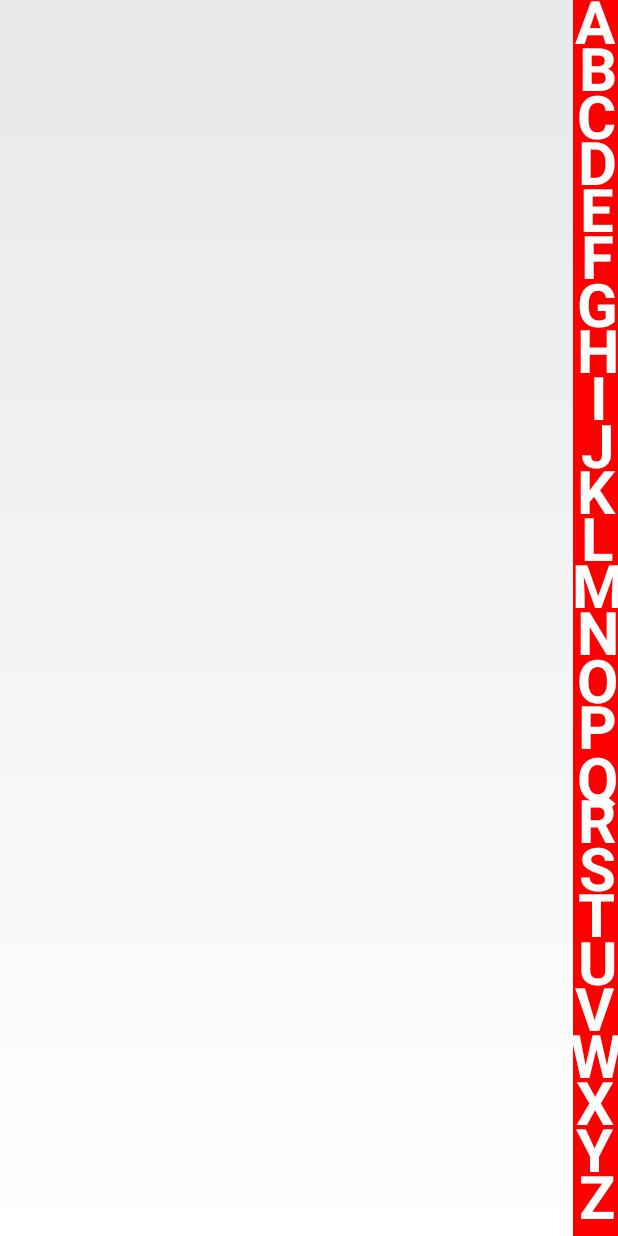
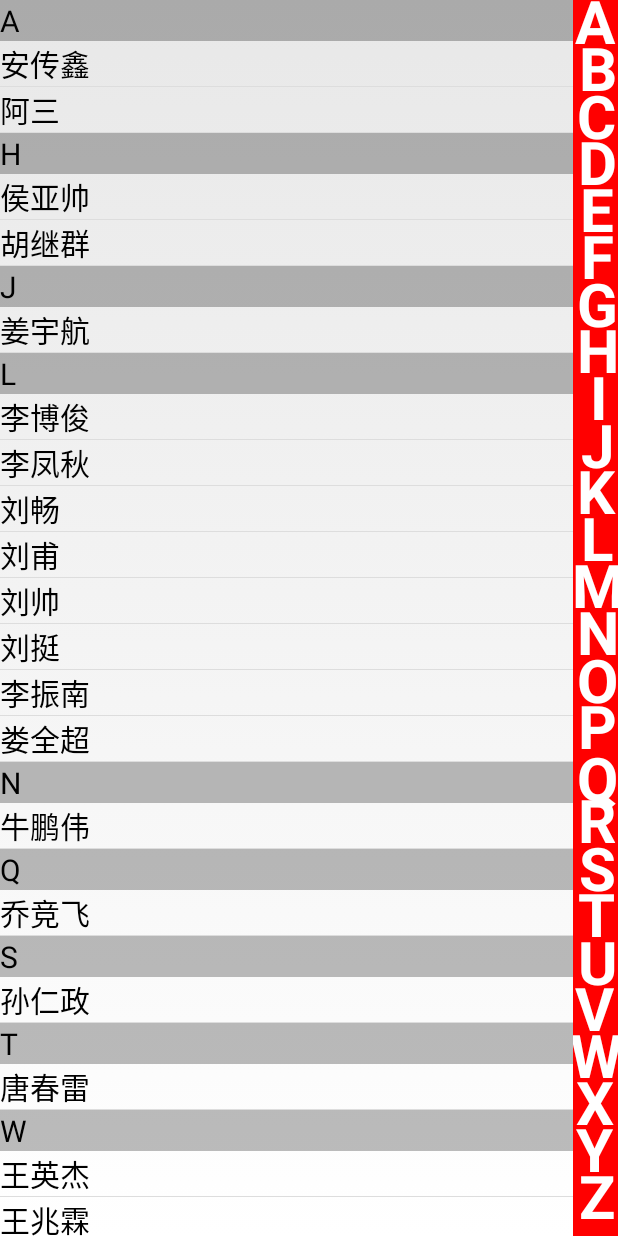
Before and after one commit to MichealPan9999/-, an Android app: the MyContactsActivity screen opened directly, with no data from a screen before it, on a phone screen of 412 x 824 dp. Run offline under Robolectric (Android 15) with nearby library versions, the phone set to English and light mode, and no system bars.

Commit message:
添加数据，实现快速索引

```diff
--- a/app/build.gradle
+++ b/app/build.gradle
@@ -20,10 +20,11 @@ android {
 }
 
 dependencies {
-    implementation fileTree(dir: 'libs', include: ['*.jar'])
+    implementation fileTree(include: ['*.jar'], dir: 'libs')
     implementation 'com.android.support:appcompat-v7:28.0.0'
     implementation 'com.android.support.constraint:constraint-layout:1.1.3'
     testImplementation 'junit:junit:4.12'
     androidTestImplementation 'com.android.support.test:runner:1.0.2'
     androidTestImplementation 'com.android.support.test.espresso:espresso-core:3.0.2'
+    implementation files('libs/pinyin4j-2.5.0.jar')
 }
--- a/app/src/main/java/com/example/customerviewdemo/MyContactsActivity.java
+++ b/app/src/main/java/com/example/customerviewdemo/MyContactsActivity.java
@@ -5,18 +5,29 @@ import android.os.Handler;
 import android.support.v7.app.AppCompatActivity;
 import android.os.Bundle;
 import android.view.View;
+import android.view.ViewGroup;
+import android.widget.BaseAdapter;
+import android.widget.ListView;
 import android.widget.TextView;
 
+import com.example.customerviewdemo.bean.Person;
 import com.example.customerviewdemo.view.IndexView;
 
 import org.w3c.dom.Text;
+
+import java.util.ArrayList;
+import java.util.Collections;
+import java.util.Comparator;
 
 public class MyContactsActivity extends Activity {
 
     private TextView tvIndexContent;
     private IndexView indexView;
+    private ListView lvMain;
+    private ArrayList<Person> persons;
 
     private Handler mHandler = new Handler();
+    private IndexAdapter adapter;
 
     @Override
     protected void onCreate(Bundle savedInstanceState) {
@@ -24,13 +35,28 @@ public class MyContactsActivity extends Activity {
         setContentView(R.layout.activity_my_contacts);
         tvIndexContent = findViewById(R.id.tv_word);
         indexView = findViewById(R.id.iv_words);
+        lvMain = findViewById(R.id.lv_main);
 
         indexView.setmIndexChangeListener(new IndexView.onIndexChangeListener() {
             @Override
             public void onIndexChange(String word) {
                 updateTextContent(word);
+                updateListView(word);
             }
         });
+        initData();
+        adapter = new IndexAdapter();
+        lvMain.setAdapter(adapter);
+    }
+
+    private void updateListView(String word) {
+        for (int i = 0; i < persons.size(); i++) {
+            String listword = persons.get(i).getPinyin().substring(0, 1);
+            if (word.equals(listword)) {
+                lvMain.setSelection(i);
+                return;
+            }
+        }
     }
 
     private void updateTextContent(String word) {
@@ -45,4 +71,114 @@ public class MyContactsActivity extends Activity {
             }
         }, 3000);
     }
+
+    /**
+     * 初始化数据
+     */
+    private void initData() {
+
+        persons = new ArrayList<>();
+        persons.add(new Person("张晓飞"));
+        persons.add(new Person("杨光福"));
+        persons.add(new Person("胡继群"));
+        persons.add(new Person("刘畅"));
+
+        persons.add(new Person("钟泽兴"));
+        persons.add(new Person("尹革新"));
+        persons.add(new Person("安传鑫"));
+        persons.add(new Person("张骞壬"));
+
+        persons.add(new Person("温松"));
+        persons.add(new Person("李凤秋"));
+        persons.add(new Person("刘甫"));
+        persons.add(new Person("娄全超"));
+        persons.add(new Person("张猛"));
+
+        persons.add(new Person("王英杰"));
+        persons.add(new Person("李振南"));
+        persons.add(new Person("孙仁政"));
+        persons.add(new Person("唐春雷"));
+        persons.add(new Person("牛鹏伟"));
+        persons.add(new Person("姜宇航"));
+
+        persons.add(new Person("刘挺"));
+        persons.add(new Person("张洪瑞"));
+        persons.add(new Person("张建忠"));
+        persons.add(new Person("侯亚帅"));
+        persons.add(new Person("刘帅"));
+
+        persons.add(new Person("乔竞飞"));
+        persons.add(new Person("徐雨健"));
+        persons.add(new Person("吴亮"));
+        persons.add(new Person("王兆霖"));
+
+        persons.add(new Person("阿三"));
+        persons.add(new Person("李博俊"));
+
+
+        //排序
+        Collections.sort(persons, new Comparator<Person>() {
+            @Override
+            public int compare(Person lhs, Person rhs) {
+                return lhs.getPinyin().compareTo(rhs.getPinyin());
+            }
+        });
+
+    }
+
+    class IndexAdapter extends BaseAdapter {
+
+        @Override
+        public int getCount() {
+            return persons.size();
+        }
+
+        @Override
+        public Object getItem(int position) {
+            return null;
+        }
+
+        @Override
+        public long getItemId(int position) {
+            return 0;
+        }
+
+        @Override
+        public View getView(int position, View convertView, ViewGroup parent) {
+            ViewHolder viewHolder;
+            if (convertView == null) {
+                convertView = View.inflate(MyContactsActivity.this, R.layout.item_person, null);
+                viewHolder = new ViewHolder();
+                viewHolder.tv_word = (TextView) convertView.findViewById(R.id.tv_word);
+                viewHolder.tv_name = (TextView) convertView.findViewById(R.id.tv_name);
+                convertView.setTag(viewHolder);
+            } else {
+                viewHolder = (ViewHolder) convertView.getTag();
+            }
+
+            String word = persons.get(position).getPinyin().substring(0, 1);
+            String name = persons.get(position).getName();
+            viewHolder.tv_word.setText(word);
+            viewHolder.tv_name.setText(name);
+            if (position == 0) {
+                viewHolder.tv_word.setVisibility(View.VISIBLE);
+            } else {
+                //得到一个位置对应的字母，如果当前的字母和上一个相同，隐藏，否则就显示
+                String preWord = persons.get(position - 1).getPinyin().substring(0, 1);
+                if (preWord.equals(word)) {
+                    viewHolder.tv_word.setVisibility(View.GONE);
+                } else {
+                    viewHolder.tv_word.setVisibility(View.VISIBLE);
+                }
+            }
+            return convertView;
+        }
+
+
+    }
+
+    class ViewHolder {
+        TextView tv_word;
+        TextView tv_name;
+    }
 }
--- /dev/null
+++ b/app/src/main/java/com/example/customerviewdemo/bean/Person.java
@@ -0,0 +1,46 @@
+package com.example.customerviewdemo.bean;
+
+import com.example.customerviewdemo.util.PinYinUtils;
+
+/**
+ * 作者：杨光福 on 2016/5/18 11:25
+ * 微信：yangguangfu520
+ * QQ号：541433511
+ * 作用：姓名：阿福
+ *      拼音：AFU
+ */
+public class Person {
+
+    private String name;
+
+    private String pinyin;
+
+    public Person(String name){
+        this.name = name;
+        this.pinyin = PinYinUtils.getPinYin(name);
+    }
+
+    public String getPinyin() {
+        return pinyin;
+    }
+
+    public void setPinyin(String pinyin) {
+        this.pinyin = pinyin;
+    }
+
+    public String getName() {
+        return name;
+    }
+
+    public void setName(String name) {
+        this.name = name;
+    }
+
+    @Override
+    public String toString() {
+        return "Person{" +
+                "name='" + name + '\'' +
+                ", pinyin='" + pinyin + '\'' +
+                '}';
+    }
+}
--- /dev/null
+++ b/app/src/main/java/com/example/customerviewdemo/util/PinYinUtils.java
@@ -0,0 +1,59 @@
+package com.example.customerviewdemo.util;
+
+import net.sourceforge.pinyin4j.PinyinHelper;
+import net.sourceforge.pinyin4j.format.HanyuPinyinCaseType;
+import net.sourceforge.pinyin4j.format.HanyuPinyinOutputFormat;
+import net.sourceforge.pinyin4j.format.HanyuPinyinToneType;
+import net.sourceforge.pinyin4j.format.exception.BadHanyuPinyinOutputFormatCombination;
+
+/**
+ * 作者：杨光福 on 2016/4/14 13:57
+ * 微信：yangguangfu520
+ * QQ号：541433511
+ * 作用：把汉字转换成拼音
+ * 阿福
+ * AFU
+ */
+public class PinYinUtils {
+    /**
+     * 得到指定汉字的拼音
+     * 注意:不应该被频繁调用，它消耗一定内存
+     * @param hanzi
+     * @return
+     */
+    public static String getPinYin(String hanzi){
+        String pinyin = "";
+
+        HanyuPinyinOutputFormat format = new HanyuPinyinOutputFormat();//控制转换是否大小写，是否带音标
+        format.setCaseType(HanyuPinyinCaseType.UPPERCASE);//大写
+        format.setToneType(HanyuPinyinToneType.WITHOUT_TONE);
+
+        //由于不能直接对多个汉字转换，只能对单个汉字转换
+        char[] arr = hanzi.toCharArray();
+        for (int i = 0; i < arr.length; i++) {
+            if(Character.isWhitespace(arr[i]))continue;//如果是空格，则不处理，进行下次遍历
+
+            //汉字是2个字节存储，肯定大于127，所以大于127就可以当为汉字转换
+            if(arr[i]>127){
+                try {
+                    //由于多音字的存在，单 dan shan
+                    String[] pinyinArr = PinyinHelper.toHanyuPinyinStringArray(arr[i], format);
+
+                    if(pinyinArr!=null){
+                        pinyin += pinyinArr[0];
+                    }else {
+                        pinyin += arr[i];
+                    }
+                } catch (BadHanyuPinyinOutputFormatCombination e) {
+                    e.printStackTrace();
+                    //不是正确的汉字
+                    pinyin += arr[i];
+                }
+            }else {
+                //不是汉字，
+                pinyin += arr[i];
+            }
+        }
+        return pinyin;
+    }
+}
--- /dev/null
+++ b/app/src/main/res/layout/item_person.xml
@@ -0,0 +1,24 @@
+<?xml version="1.0" encoding="utf-8"?>
+<LinearLayout xmlns:android="http://schemas.android.com/apk/res/android"
+    android:layout_width="match_parent"
+    android:layout_height="wrap_content"
+    android:orientation="vertical">
+
+    <TextView
+        android:id="@+id/tv_word"
+        android:layout_width="match_parent"
+        android:layout_height="wrap_content"
+        android:background="#44000000"
+        android:text="A"
+        android:textColor="#000000"
+        android:textSize="20sp" />
+
+    <TextView
+        android:id="@+id/tv_name"
+        android:layout_width="match_parent"
+        android:layout_height="wrap_content"
+        android:text="阿福"
+        android:textColor="#000000"
+        android:textSize="20sp" />
+
+</LinearLayout>
```
Also changed, not shown: app/libs/pinyin4j-2.5.0.jar (added).
